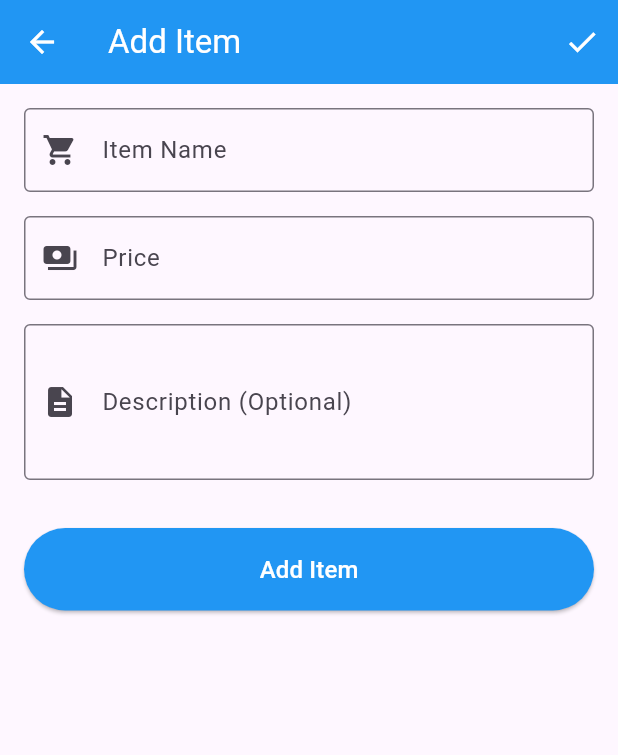
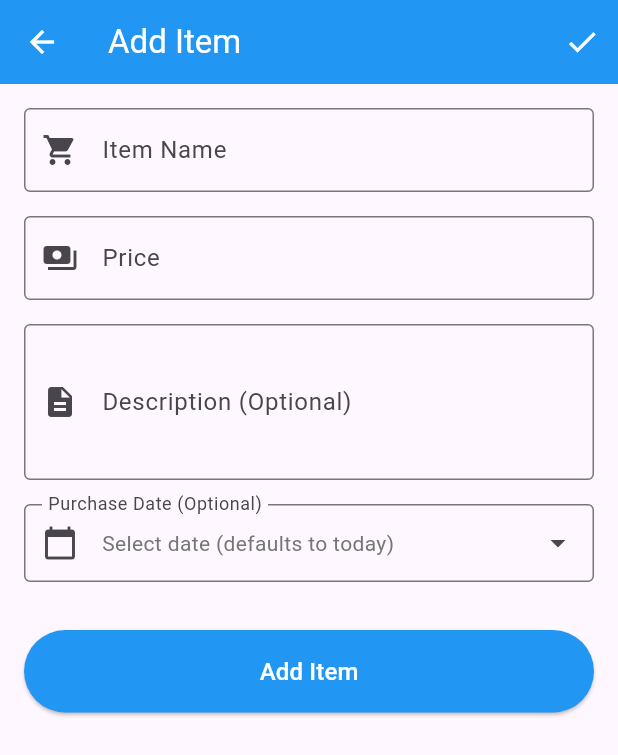
Before and after one commit to julesntare/cocu, a Flutter app: the AddItemScreen screen opened directly, on a phone screen of 412 x 824 dp. Shown: the top 755 px of the screen. Run offline on Flutter 3.47's test engine with Material 3 defaults, Android fonts, the phone set to English and light mode, and no system bars; our stand-ins replace fl_chart, shared_preferences, sqflite; accounts and stored records are empty.

Commit message:
updated item details styles

```diff
--- a/lib/screens/add_item_screen.dart
+++ b/lib/screens/add_item_screen.dart
@@ -21,6 +21,7 @@ class _AddItemScreenState extends State<AddItemScreen> {
   final DatabaseService _databaseService = DatabaseService();
 
   bool _isLoading = false;
+  DateTime? _selectedDate;
 
   @override
   void initState() {
@@ -31,6 +32,7 @@ class _AddItemScreenState extends State<AddItemScreen> {
       _priceController.text =
           NumberFormat('#,###').format(widget.item!.currentPrice.round());
       _descriptionController.text = widget.item!.description ?? '';
+      _selectedDate = widget.item!.createdAt;
     }
   }
 
@@ -51,6 +53,7 @@ class _AddItemScreenState extends State<AddItemScreen> {
 
     try {
       final now = DateTime.now();
+      final createdDate = widget.item?.createdAt ?? _selectedDate ?? now;
       final item = Item(
         id: widget.item?.id,
         name: _nameController.text.trim(),
@@ -58,7 +61,7 @@ class _AddItemScreenState extends State<AddItemScreen> {
         description: _descriptionController.text.trim().isEmpty
             ? null
             : _descriptionController.text.trim(),
-        createdAt: widget.item?.createdAt ?? now,
+        createdAt: createdDate,
         updatedAt: now,
       );
 
@@ -188,6 +191,39 @@ class _AddItemScreenState extends State<AddItemScreen> {
               maxLines: 3,
               textCapitalization: TextCapitalization.sentences,
             ),
+            const SizedBox(height: 16),
+            InkWell(
+              onTap: () async {
+                final date = await showDatePicker(
+                  context: context,
+                  initialDate: _selectedDate ?? DateTime.now(),
+                  firstDate: DateTime(2020),
+                  lastDate: DateTime.now(),
+                );
+                if (date != null) {
+                  setState(() {
+                    _selectedDate = date;
+                  });
+                }
+              },
+              child: InputDecorator(
+                decoration: const InputDecoration(
+                  labelText: 'Purchase Date (Optional)',
+                  border: OutlineInputBorder(),
+                  prefixIcon: Icon(Icons.calendar_today),
+                  suffixIcon: Icon(Icons.arrow_drop_down),
+                ),
+                child: Text(
+                  _selectedDate != null
+                      ? DateFormat('MMM dd, yyyy').format(_selectedDate!)
+                      : 'Select date (defaults to today)',
+                  style: TextStyle(
+                    color:
+                        _selectedDate != null ? Colors.black : Colors.grey[600],
+                  ),
+                ),
+              ),
+            ),
             const SizedBox(height: 32),
             ElevatedButton(
               onPressed: _isLoading ? null : _saveItem,
```
Also changed, not shown: lib/screens/item_detail_screen.dart (+55 -7 lines), assets/icon/cocu_icon.png (added).
